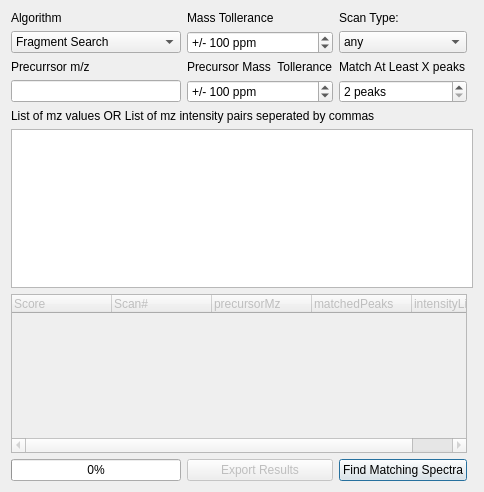
First picture: the form in src/maven/forms/spectramatching.ui, repository eugenemel/maven, before the edit.
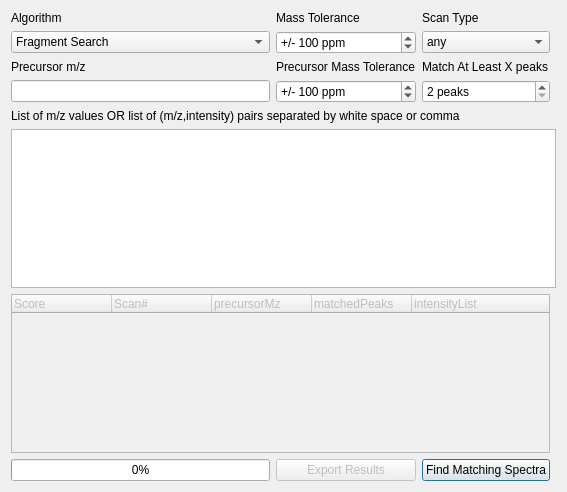
Second picture: the form after the edit.

Commit message: Issue 160: Fixed spelling errors.

```diff
--- a/src/maven/forms/spectramatching.ui
+++ b/src/maven/forms/spectramatching.ui
@@ -6,7 +6,7 @@
    <rect>
     <x>0</x>
     <y>0</y>
-    <width>484</width>
+    <width>567</width>
     <height>492</height>
    </rect>
   </property>
@@ -17,7 +17,7 @@
    <item row="0" column="2">
     <widget class="QLabel" name="label_3">
      <property name="text">
-      <string>Scan Type:</string>
+      <string>Scan Type</string>
      </property>
     </widget>
    </item>
@@ -125,7 +125,7 @@
    <item row="10" column="0" colspan="3">
     <widget class="QLabel" name="label_2">
      <property name="text">
-      <string>List of mz values OR List of mz intensity pairs seperated by commas</string>
+      <string>List of m/z values OR list of (m/z,intensity) pairs separated by white space or comma</string>
      </property>
     </widget>
    </item>
@@ -148,14 +148,14 @@
    <item row="7" column="0">
     <widget class="QLabel" name="label">
      <property name="text">
-      <string>Precurrsor m/z </string>
+      <string>Precursor m/z</string>
      </property>
     </widget>
    </item>
    <item row="0" column="1">
     <widget class="QLabel" name="label_5">
      <property name="text">
-      <string>Mass Tollerance</string>
+      <string>Mass Tolerance</string>
      </property>
     </widget>
    </item>
@@ -178,7 +178,7 @@
    <item row="7" column="1">
     <widget class="QLabel" name="label_6">
      <property name="text">
-      <string>Precursor Mass  Tollerance</string>
+      <string>Precursor Mass Tolerance</string>
      </property>
     </widget>
    </item>
```
